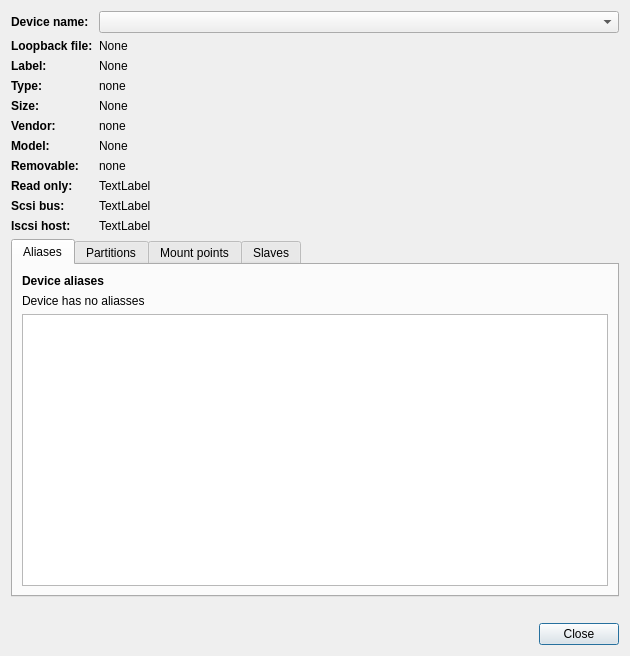
First picture: the form in ui/devinfo.ui, repository iddekingej/blgui, before the edit.
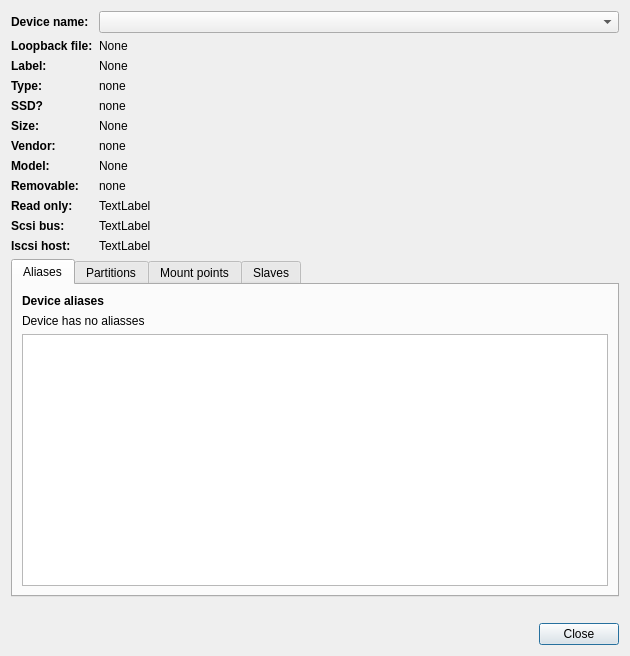
Second picture: the form after the edit.

Commit message: * Display if device is SSD on device details dialog and add "expand by default"  option

Diff of the .ui file:
```diff
--- a/ui/devinfo.ui
+++ b/ui/devinfo.ui
@@ -21,14 +21,27 @@
        <property name="sizeConstraint">
         <enum>QLayout::SetDefaultConstraint</enum>
        </property>
-       <item row="9" column="1">
+       <item row="4" column="0">
+        <widget class="QLabel" name="label_15">
+         <property name="font">
+          <font>
+           <weight>75</weight>
+           <bold>true</bold>
+          </font>
+         </property>
+         <property name="text">
+          <string>SSD?</string>
+         </property>
+        </widget>
+       </item>
+       <item row="10" column="1">
         <widget class="QLabel" name="scsibusLabel">
          <property name="text">
           <string>TextLabel</string>
          </property>
         </widget>
        </item>
-       <item row="9" column="0">
+       <item row="10" column="0">
         <widget class="QLabel" name="label_13">
          <property name="font">
           <font>
@@ -41,7 +54,7 @@
          </property>
         </widget>
        </item>
-       <item row="5" column="0">
+       <item row="6" column="0">
         <widget class="QLabel" name="label_12">
          <property name="sizePolicy">
           <sizepolicy hsizetype="Maximum" vsizetype="Preferred">
@@ -91,7 +104,7 @@
          </property>
         </widget>
        </item>
-       <item row="4" column="0">
+       <item row="5" column="0">
         <widget class="QLabel" name="label_2">
          <property name="sizePolicy">
           <sizepolicy hsizetype="Minimum" vsizetype="Preferred">
@@ -116,14 +129,14 @@
          </property>
         </widget>
        </item>
-       <item row="4" column="1">
+       <item row="5" column="1">
         <widget class="QLabel" name="sizeLabel">
          <property name="text">
           <string>None</string>
          </property>
         </widget>
        </item>
-       <item row="6" column="0">
+       <item row="7" column="0">
         <widget class="QLabel" name="label_3">
          <property name="sizePolicy">
           <sizepolicy hsizetype="Minimum" vsizetype="Preferred">
@@ -148,14 +161,14 @@
          </property>
         </widget>
        </item>
-       <item row="6" column="1">
+       <item row="7" column="1">
         <widget class="QLabel" name="modelLabel">
          <property name="text">
           <string>None</string>
          </property>
         </widget>
        </item>
-       <item row="7" column="0">
+       <item row="8" column="0">
         <widget class="QLabel" name="label_4">
          <property name="sizePolicy">
           <sizepolicy hsizetype="Minimum" vsizetype="Preferred">
@@ -180,14 +193,14 @@
          </property>
         </widget>
        </item>
-       <item row="7" column="1">
+       <item row="8" column="1">
         <widget class="QLabel" name="removeableLabel">
          <property name="text">
           <string>none</string>
          </property>
         </widget>
        </item>
-       <item row="8" column="0">
+       <item row="9" column="0">
         <widget class="QLabel" name="label_5">
          <property name="sizePolicy">
           <sizepolicy hsizetype="Minimum" vsizetype="Preferred">
@@ -212,7 +225,7 @@
          </property>
         </widget>
        </item>
-       <item row="8" column="1">
+       <item row="9" column="1">
         <widget class="QLabel" name="readonlyLabel">
          <property name="text">
           <string>TextLabel</string>
@@ -284,7 +297,7 @@
          </property>
         </widget>
        </item>
-       <item row="5" column="1">
+       <item row="6" column="1">
         <widget class="QLabel" name="vendorLabel">
          <property name="text">
           <string>none</string>
@@ -310,7 +323,10 @@
          </property>
         </widget>
        </item>
-       <item row="10" column="0">
+       <item row="0" column="1">
+        <widget class="QComboBox" name="deviceName"/>
+       </item>
+       <item row="11" column="0">
         <widget class="QLabel" name="label_14">
          <property name="font">
           <font>
@@ -323,15 +339,19 @@
          </property>
         </widget>
        </item>
-       <item row="10" column="1">
+       <item row="11" column="1">
         <widget class="QLabel" name="iscsiHost">
          <property name="text">
           <string>TextLabel</string>
          </property>
         </widget>
        </item>
-       <item row="0" column="1">
-        <widget class="QComboBox" name="deviceName"/>
+       <item row="4" column="1">
+        <widget class="QLabel" name="ssdLabel">
+         <property name="text">
+          <string>none</string>
+         </property>
+        </widget>
        </item>
       </layout>
      </item>
```
Left out of the diff: 2 changed lines with no effect on the pictures. The commit also changes 7 other files.
